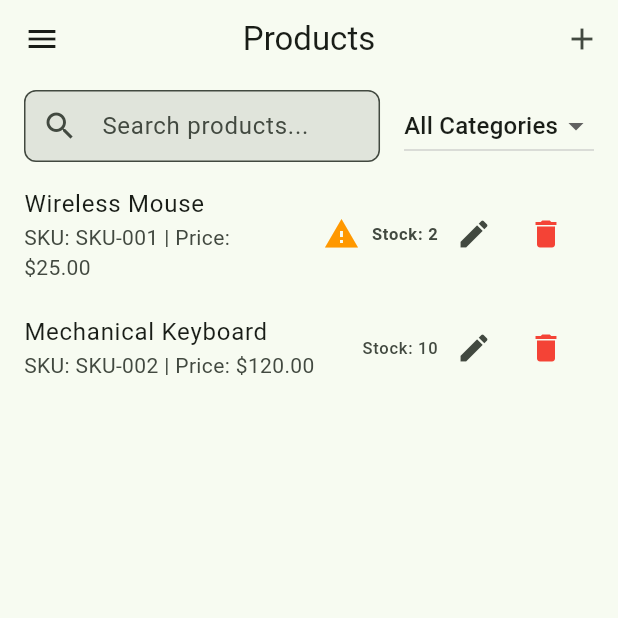
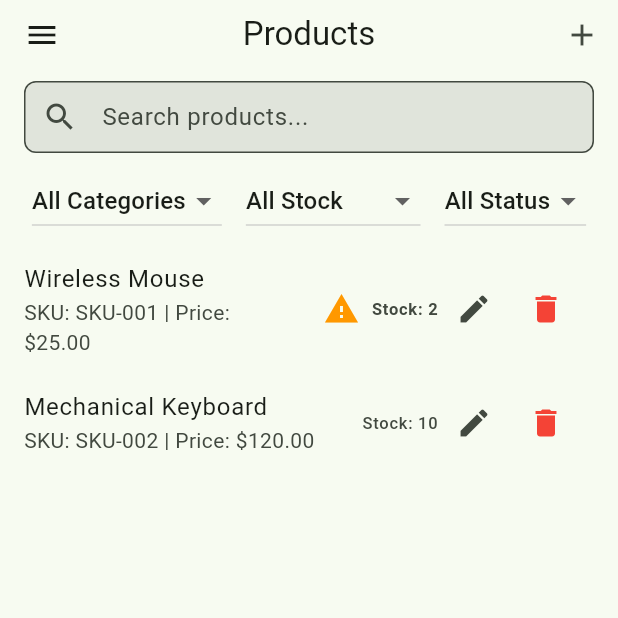
Before and after one commit to shahriasayad/nexa_pos, a Flutter app: the ProductListScreen screen opened by its route, in the side drawer, after a tap on the "edit" icon, on a phone screen of 412 x 824 dp, the top half of it. Run offline on Flutter 3.47's test engine with Material 3 defaults, Android fonts, the phone set to English and light mode, and no system bars.

Commit message:
List view with category, stock, and active status filters. Search by name/SKU

```diff
--- a/lib/features/products/domain/models/product.dart
+++ b/lib/features/products/domain/models/product.dart
@@ -1,3 +1,5 @@
+enum StockStatus { inStock, lowStock, outOfStock }
+
 class Product {
   final String id;
   final String name;
@@ -17,6 +19,12 @@ class Product {
   final bool isActive;
   final DateTime createdAt;
   final DateTime updatedAt;
+
+  StockStatus get stockStatus {
+    if (stockQuantity <= 0) return StockStatus.outOfStock;
+    if (stockQuantity <= minimumStock) return StockStatus.lowStock;
+    return StockStatus.inStock;
+  }
 
   Product({
     required this.id,
--- a/lib/features/products/presentation/controllers/product_controller.dart
+++ b/lib/features/products/presentation/controllers/product_controller.dart
@@ -20,6 +20,8 @@ class ProductController extends ChangeNotifier {
 
   String? searchQuery;
   String? selectedCategoryId;
+  StockStatus? selectedStockStatus;
+  bool? isActiveFilter;
 
   Future<void> loadProducts() async {
     state = ViewState.loading;
@@ -31,10 +33,16 @@ class ProductController extends ChangeNotifier {
         categories = await categoryRepo.getCategories();
       }
 
-      products = await productRepo.getProducts(
+      var rawProducts = await productRepo.getProducts(
         search: searchQuery,
         categoryId: selectedCategoryId,
       );
+
+      products = rawProducts.where((p) {
+        bool matchesStock = selectedStockStatus == null || p.stockStatus == selectedStockStatus;
+        bool matchesActive = isActiveFilter == null || p.isActive == isActiveFilter;
+        return matchesStock && matchesActive;
+      }).toList();
 
       state = products.isEmpty ? ViewState.empty : ViewState.success;
     } catch (e) {
@@ -54,6 +62,17 @@ class ProductController extends ChangeNotifier {
     selectedCategoryId = categoryId;
     loadProducts();
   }
+
+  void setStockStatus(StockStatus? status) {
+    selectedStockStatus = status;
+    loadProducts();
+  }
+
+  void setActiveFilter(bool? active) {
+    isActiveFilter = active;
+    loadProducts();
+  }
+
 
   Future<bool> saveProduct(Product product) async {
     try {
--- a/lib/features/products/presentation/screens/product_list_screen.dart
+++ b/lib/features/products/presentation/screens/product_list_screen.dart
@@ -3,10 +3,12 @@ import '../../../../core/state/view_state.dart';
 import '../../../../shared/widgets/error_view.dart';
 import '../../../../shared/widgets/loading_view.dart';
 import '../../../../shared/widgets/empty_state_view.dart';
+import '../../domain/models/product.dart';
 import '../controllers/product_controller.dart';
 import '../../data/repositories/mock_product_repository.dart';
 import '../../../categories/data/repositories/mock_category_repository.dart';
 import 'product_form_screen.dart';
+import 'product_details_screen.dart';
 
 import '../../../../core/layout/app_drawer.dart';
 
@@ -48,6 +50,18 @@ class _ProductListScreenState extends State<ProductListScreen> {
     );
   }
 
+  void _navigateToDetails(Product product) {
+    Navigator.push(
+      context,
+      MaterialPageRoute(
+        builder: (_) => ProductDetailsScreen(
+          controller: _controller,
+          product: product,
+        ),
+      ),
+    );
+  }
+
   @override
   Widget build(BuildContext context) {
     return Scaffold(
@@ -61,13 +75,12 @@ class _ProductListScreenState extends State<ProductListScreen> {
           ),
         ],
         bottom: PreferredSize(
-          preferredSize: const Size.fromHeight(60),
+          preferredSize: const Size.fromHeight(110),
           child: Padding(
             padding: const EdgeInsets.symmetric(horizontal: 16.0, vertical: 8.0),
-            child: Row(
+            child: Column(
               children: [
-                Expanded(
-                  child: TextField(
+                TextField(
                   decoration: const InputDecoration(
                     hintText: 'Search products...',
                     prefixIcon: Icon(Icons.search),
@@ -77,13 +90,16 @@ class _ProductListScreenState extends State<ProductListScreen> {
                     _controller.setSearch(val);
                   },
                 ),
-                ),
-                const SizedBox(width: 16),
+                const SizedBox(height: 8),
                 ListenableBuilder(
                   listenable: _controller,
                   builder: (context, _) {
-                    return DropdownButton<String>(
-                      hint: const Text('All Categories'),
+                    return SingleChildScrollView(
+                      scrollDirection: Axis.horizontal,
+                      child: Row(
+                        children: [
+                          DropdownButton<String>(
+                            hint: const Text('Category'),
                             value: _controller.selectedCategoryId,
                             onChanged: (val) => _controller.setCategory(val),
                             items: [
@@ -93,6 +109,33 @@ class _ProductListScreenState extends State<ProductListScreen> {
                                 child: Text(c.name),
                               )),
                             ],
+                          ),
+                          const SizedBox(width: 16),
+                          DropdownButton<StockStatus>(
+                            hint: const Text('Stock Status'),
+                            value: _controller.selectedStockStatus,
+                            onChanged: (val) => _controller.setStockStatus(val),
+                            items: [
+                              const DropdownMenuItem(value: null, child: Text('All Stock')),
+                              ...StockStatus.values.map((s) => DropdownMenuItem(
+                                value: s,
+                                child: Text(s.name),
+                              )),
+                            ],
+                          ),
+                          const SizedBox(width: 16),
+                          DropdownButton<bool>(
+                            hint: const Text('Status'),
+                            value: _controller.isActiveFilter,
+                            onChanged: (val) => _controller.setActiveFilter(val),
+                            items: const [
+                              DropdownMenuItem(value: null, child: Text('All Status')),
+                              DropdownMenuItem(value: true, child: Text('Active')),
+                              DropdownMenuItem(value: false, child: Text('Inactive')),
+                            ],
+                          ),
+                        ],
+                      ),
                     );
                   },
                 ),
@@ -136,19 +179,23 @@ class _ProductListScreenState extends State<ProductListScreen> {
                 itemCount: _controller.products.length,
                 itemBuilder: (context, index) {
                   final product = _controller.products[index];
-                  final isLowStock = product.stockQuantity <= product.minimumStock;
+                  final isLowStock = product.stockStatus != StockStatus.inStock;
                   return ListTile(
+                    onTap: () => _navigateToDetails(product),
                     title: Text(product.name),
                     subtitle: Text('SKU: ${product.sku} | Price: \$${product.sellingPrice.toStringAsFixed(2)}'),
                     trailing: Row(
                       mainAxisSize: MainAxisSize.min,
                       children: [
                         if (isLowStock)
-                          const Icon(Icons.warning, color: Colors.orange),
+                          Icon(
+                            product.stockStatus == StockStatus.outOfStock ? Icons.error : Icons.warning,
+                            color: product.stockStatus == StockStatus.outOfStock ? Colors.red : Colors.orange,
+                          ),
                         const SizedBox(width: 8),
                         Text('Stock: ${product.stockQuantity}',
                           style: TextStyle(
-                            color: product.stockQuantity == 0 ? Colors.red : null,
+                            color: product.stockStatus == StockStatus.outOfStock ? Colors.red : null,
                             fontWeight: isLowStock ? FontWeight.bold : null,
                           ),
                         ),
```
Also changed, not shown: lib/features/products/presentation/screens/product_details_screen.dart (added, +88 -0 lines), 2 other files. Lines whose indentation alone changed are shown as unchanged.
